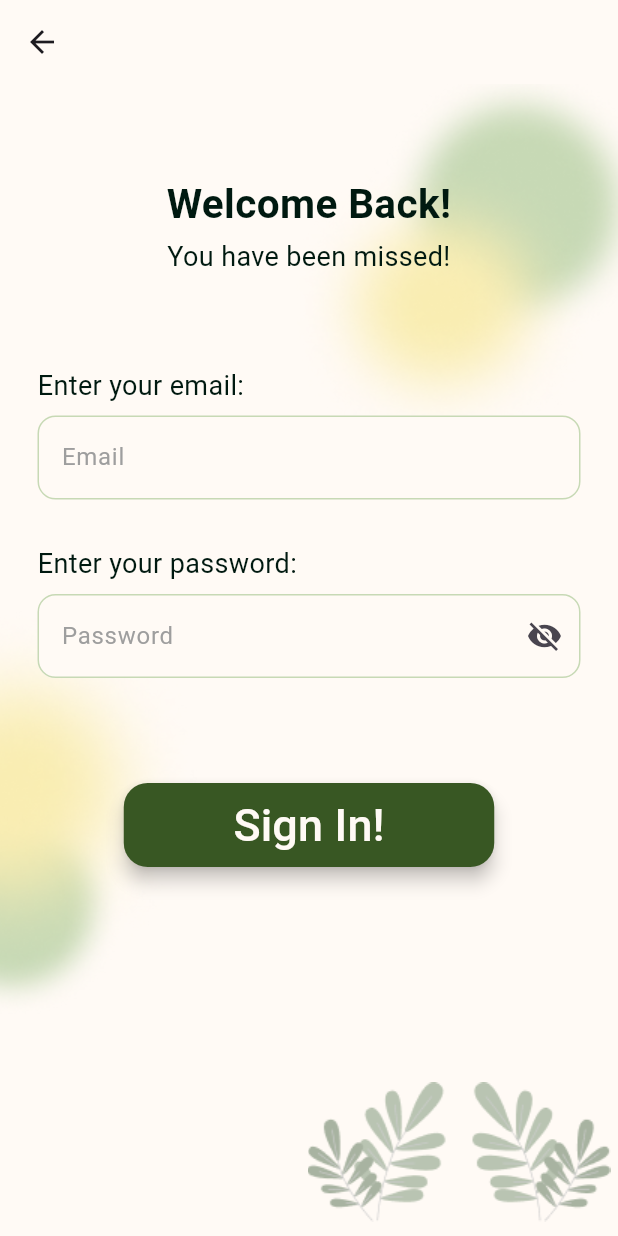
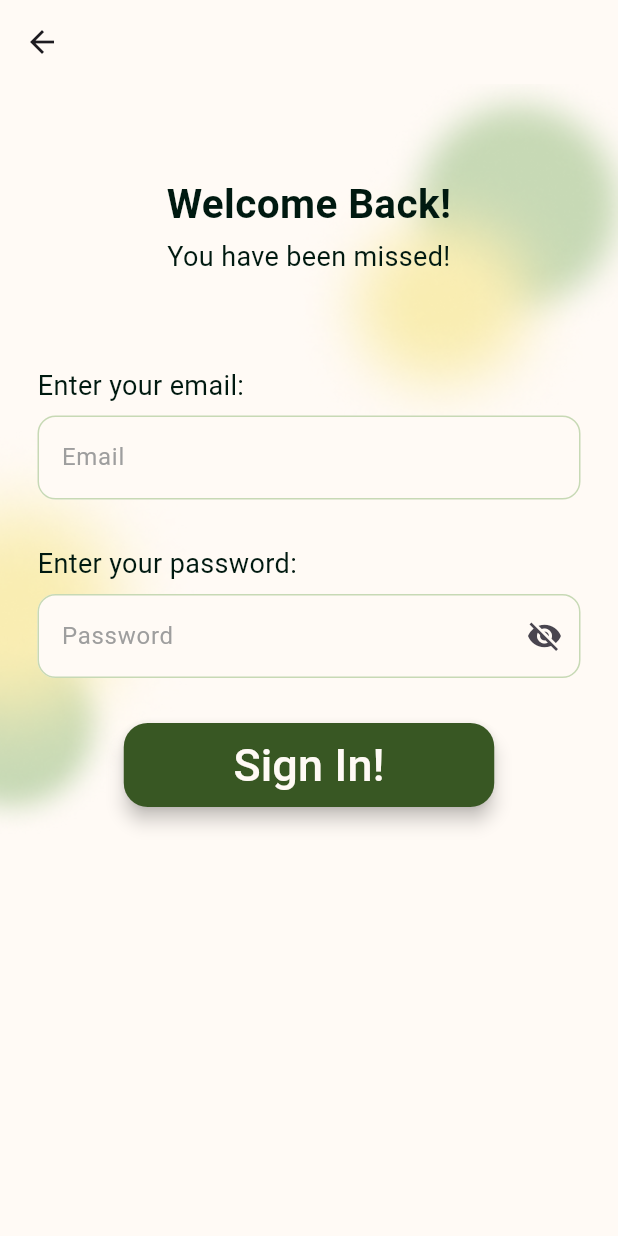
Before and after one commit to EllieNtasio/readally-android, a Flutter app: the screen it shows after launch, after a tap on "Sign In!", on a phone screen of 412 x 824 dp. Run offline on Flutter 3.47's test engine with Material 3 defaults, Android fonts, the phone set to English and light mode, and no system bars; our stand-ins replace cloud_firestore, firebase_auth, firebase_core; accounts and stored records are empty.

Commit message:
minor bugs v2

```diff
--- a/lib/authentication/signin.dart
+++ b/lib/authentication/signin.dart
@@ -49,11 +49,7 @@ class _SignInPageState extends State<SignInPage> {
         ),
       );
     } on FirebaseAuthException catch (e) {
-      String message = 'Wrong Email or Password.Please try again.';
-
-
-
-
+      String message = 'Wrong Email or Password. Please try again.';
 
       ScaffoldMessenger.of(context).showSnackBar(
         SnackBar(
@@ -71,26 +67,16 @@ class _SignInPageState extends State<SignInPage> {
   @override
   Widget build(BuildContext context) {
     return Scaffold(
-      resizeToAvoidBottomInset: false,
+      resizeToAvoidBottomInset: true, // Allow screen resize when keyboard appears
       appBar: AppBar(
         backgroundColor: const Color(0xffFFFAF5),
         title: const Text(''),
       ),
       backgroundColor: const Color(0xffFFFAF5),
-      body: Stack(
+      body: SafeArea(
+        child: SingleChildScrollView(
+          child: Stack(
             children: [
-          Positioned(
-            bottom: -110,
-            left: 140,
-            child: Padding(
-              padding: const EdgeInsets.all(16.0),
-              child: Image.asset(
-                'assets/images/bro.png',
-                width: 300,
-                height: 300,
-              ),
-            ),
-          ),
               Positioned(
                 top: -150,
                 left: 50,
@@ -104,7 +90,7 @@ class _SignInPageState extends State<SignInPage> {
                 ),
               ),
               Positioned(
-            top: 220,
+                top: 100,
                 left: -220,
                 child: Padding(
                   padding: const EdgeInsets.all(16.0),
@@ -115,12 +101,9 @@ class _SignInPageState extends State<SignInPage> {
                   ),
                 ),
               ),
-          Align(
-            alignment: Alignment.topCenter,
-            child: Padding(
+              Padding(
                 padding: const EdgeInsets.only(top: 60.0),
                 child: Column(
-                mainAxisSize: MainAxisSize.min,
                   children: [
                     const Text(
                       'Welcome Back!',
@@ -222,7 +205,6 @@ class _SignInPageState extends State<SignInPage> {
                       ),
                     ),
                     const SizedBox(height: 30),
-                  const SizedBox(height: 40),
                     _isLoading
                         ? const CircularProgressIndicator()
                         : ElevatedButton(
@@ -238,17 +220,19 @@ class _SignInPageState extends State<SignInPage> {
                       child: const Text(
                         'Sign In!',
                         style: TextStyle(
-                        color: Color(0xFFFFFAf5),
+                          color: Color(0xFFFFFAF5),
                           fontSize: 30,
                         ),
+                      ),
+                    ),
+                    const SizedBox(height: 40),
+                  ],
                 ),
               ),
             ],
           ),
         ),
       ),
-        ],
-      ),
     );
   }
 }
--- a/lib/secpages/arbooks.dart
+++ b/lib/secpages/arbooks.dart
@@ -34,7 +34,7 @@ class ARBooksPage extends StatelessWidget {
                         Text(
                           'You scanned something?',
                           style: TextStyle(
-                            fontSize: 26,
+                            fontSize: 24,
                             fontWeight: FontWeight.bold,
                             color: Color(0xff385723),
                           ),
@@ -55,7 +55,7 @@ class ARBooksPage extends StatelessWidget {
                   ),
                   Image.asset(
                     'assets/images/pana.png',
-                    width: 180,
+                    width: 130,
                     height: 120,
                     fit: BoxFit.cover,
                   ),
```
Also changed, not shown: lib/authentication/signup.dart (line endings or trailing spaces). Lines whose indentation alone changed are shown as unchanged.
